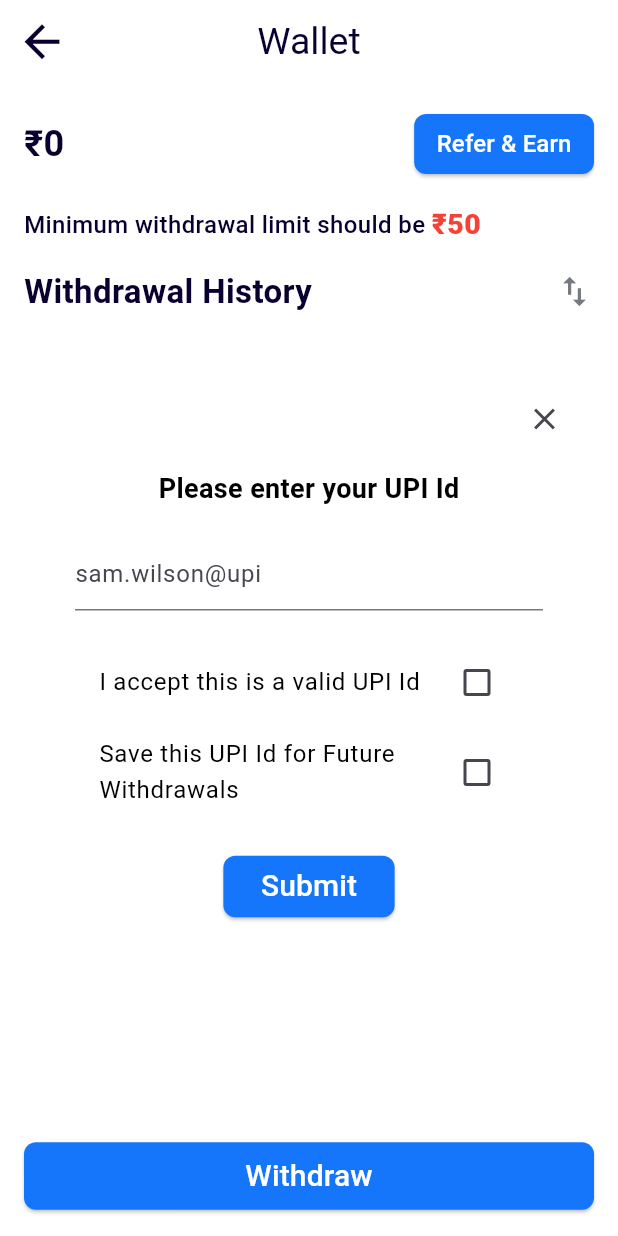
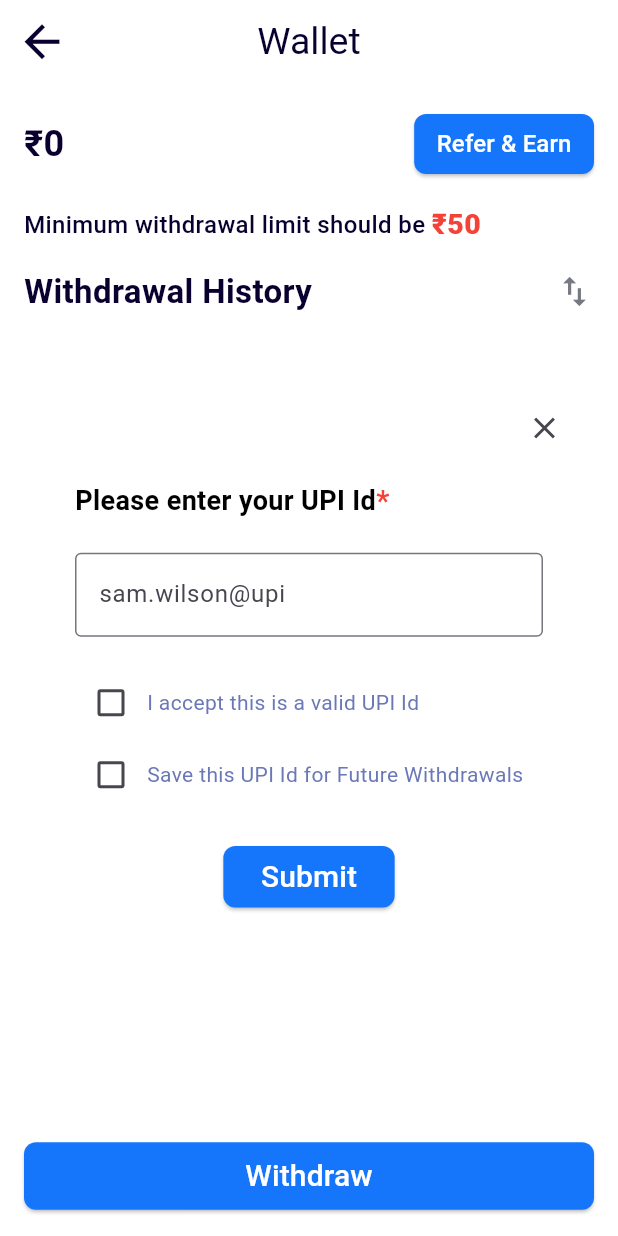
Before and after one commit to Monikaboopathi/meet_in_ground, a Flutter app: the WalletPage screen opened directly, after a tap on "Withdraw", on a phone screen of 412 x 824 dp. Run offline on Flutter 3.47's test engine with Material 3 defaults, Android fonts, the phone set to English and light mode, and no system bars; our stand-ins replace cached_network_image, emoji_picker_flutter, firebase_core, firebase_messaging, flutter_rating_bar, fluttertoast and 7 more; missing offline and left inert: clipboard; accounts and stored records are empty; Roboto replaces fonts that are missing (Billabong, Poppins); project files that could hold a hidden picture were left out.

Commit message:
ui completed

```diff
--- a/lib/Screens/wallet/Wallet_page.dart
+++ b/lib/Screens/wallet/Wallet_page.dart
@@ -13,8 +13,8 @@
   bool _visible = false;
   bool _isChecked1 = false;
   bool _isChecked2 = false;
-  Color _checkColor1 = Colors.black;
-  Color _checkColor2 = Colors.black;
+  Color _checkColor1 = ThemeService.primary;
+  Color _checkColor2 = ThemeService.primary;
   String _balance = '0';
 
   @override
@@ -64,7 +64,6 @@
 
     // Handle submission logic here
   }
-
 
   void _toggleCheckbox1() {
     setState(() {
@@ -272,6 +271,8 @@
                   child: Column(
                     mainAxisSize: MainAxisSize.min,
                     children: [
+                      Row(
+                        children: [
                           Text(
                             'Please enter your UPI Id',
                             style: TextStyle(
@@ -279,34 +280,56 @@
                                 fontWeight: FontWeight.w600,
                                 color: Colors.black),
                           ),
+                            Text(
+                            '*',
+                            style: TextStyle(
+                                color: Colors.red,
+                                fontSize: 20,
+                                fontWeight: FontWeight.w500),
+                          ),
+                        ],
+                      ),
                       SizedBox(height: 20),
                       TextField(
                         controller: _textController,
                         decoration: InputDecoration(
+                          border: OutlineInputBorder(),
                           hintText: 'sam.wilson@upi',
                           errorText: _textError.isNotEmpty ? _textError : null,
                         ),
                       ),
                       SizedBox(height: 20),
-                      CheckboxListTile(
+                      Row(
+                        children: [
+                          Checkbox(
                             value: _isChecked1,
                             onChanged: (bool? value) {
                               _toggleCheckbox1();
                             },
-                        title: Text(
+                          ),
+                          Expanded(
+                            child: Text(
                               'I accept this is a valid UPI Id',
                               style: TextStyle(color: _checkColor1),
                             ),
                           ),
-                      CheckboxListTile(
+                        ],
+                      ),
+                      Row(
+                        children: [
+                          Checkbox(
                             value: _isChecked2,
                             onChanged: (bool? value) {
                               _toggleCheckbox2();
                             },
-                        title: Text(
+                          ),
+                          Expanded(
+                            child: Text(
                               'Save this UPI Id for Future Withdrawals',
                               style: TextStyle(color: _checkColor2),
                             ),
+                          ),
+                        ],
                       ),
                       SizedBox(height: 20),
                       ElevatedButton(
```
Lines whose indentation alone changed are shown as unchanged.
